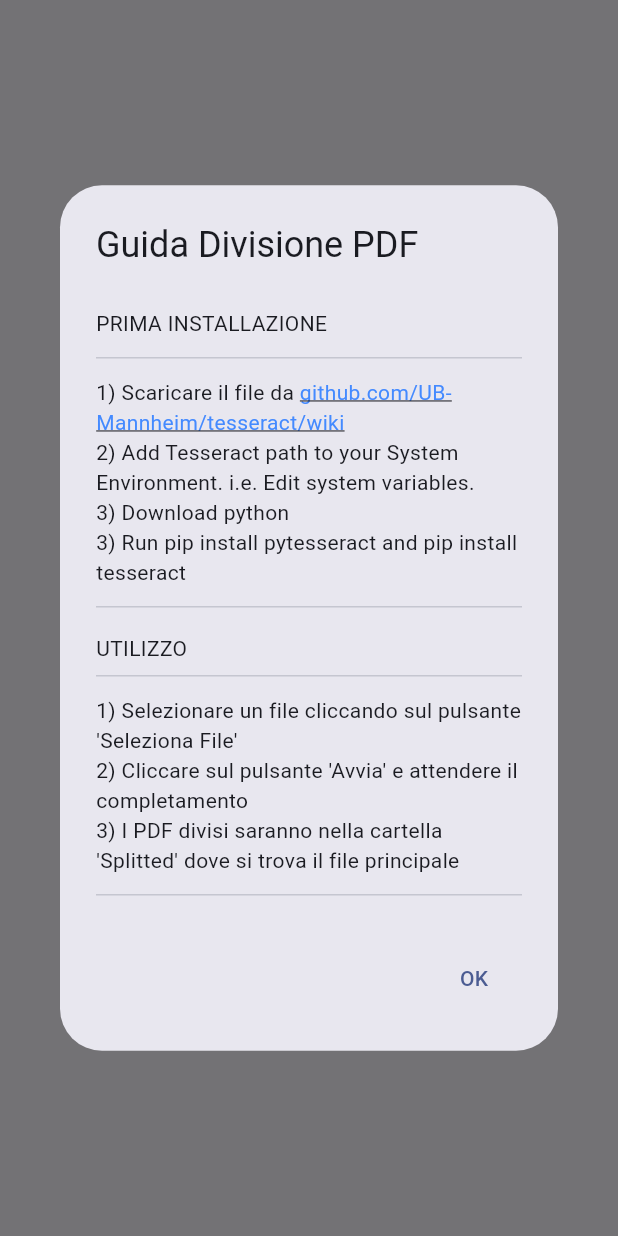
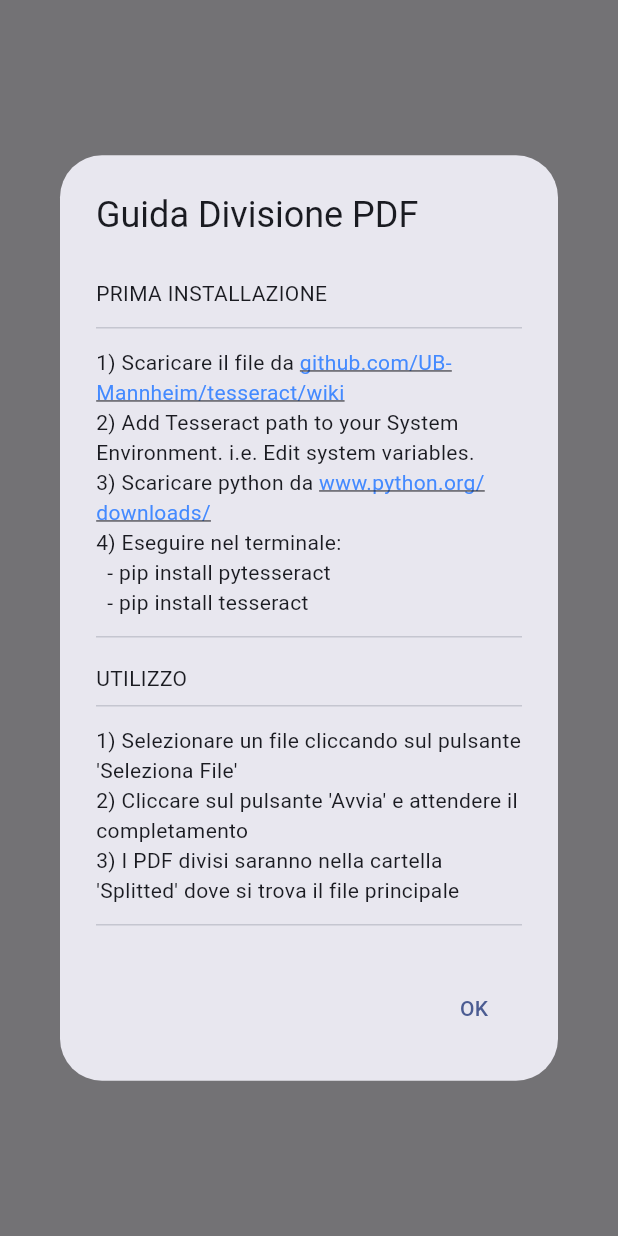
Before and after one commit to IsD4n73/BP-Sender-2.0, a Flutter app: what showGuideDialog() shows on an empty page, opened directly, on a phone screen of 412 x 824 dp. Run offline on Flutter 3.47's test engine with Material 3 defaults, Android fonts, the phone set to English and light mode, and no system bars; drawn by our look-alikes of flutter_linkify; our stand-ins replace bot_toast, file_picker, loading_animation_widget, printing, shared_preferences; missing offline and left inert: mailer, serious_python, side_navigation, syncfusion_flutter_pdf, syncfusion_flutter_pdfviewer, windows_taskbar; accounts and stored records are empty; statements that could not run were skipped.

Commit message:
Update file_splitter.dart

```diff
--- a/lib/page/file_splitter.dart
+++ b/lib/page/file_splitter.dart
@@ -123,8 +123,11 @@ showGuideDialog(BuildContext context) {
           ),
           Text(
               "2) Add Tesseract path to your System Environment. i.e. Edit system variables."),
-          Text("3) Download python"),
-          Text("3) Run pip install pytesseract and pip install tesseract"),
+          Linkify(
+           onOpen: (link) => print("Clicked ${link.url}!"),
+           text: "3) Scaricare python da https://www.python.org/downloads/",
+          ),
+          Text("4) Eseguire nel terminale:\n  - pip install pytesseract\n  - pip install tesseract"),
           SizedBox(height: 5),
           Divider(),
           SizedBox(height: 10),
```
